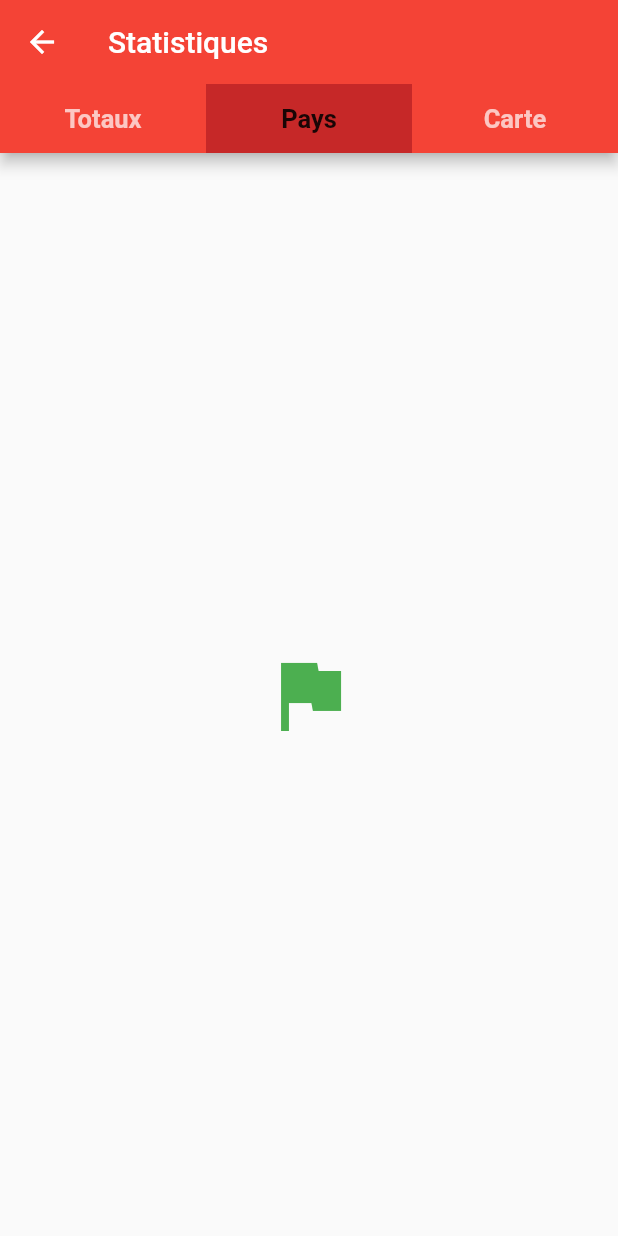
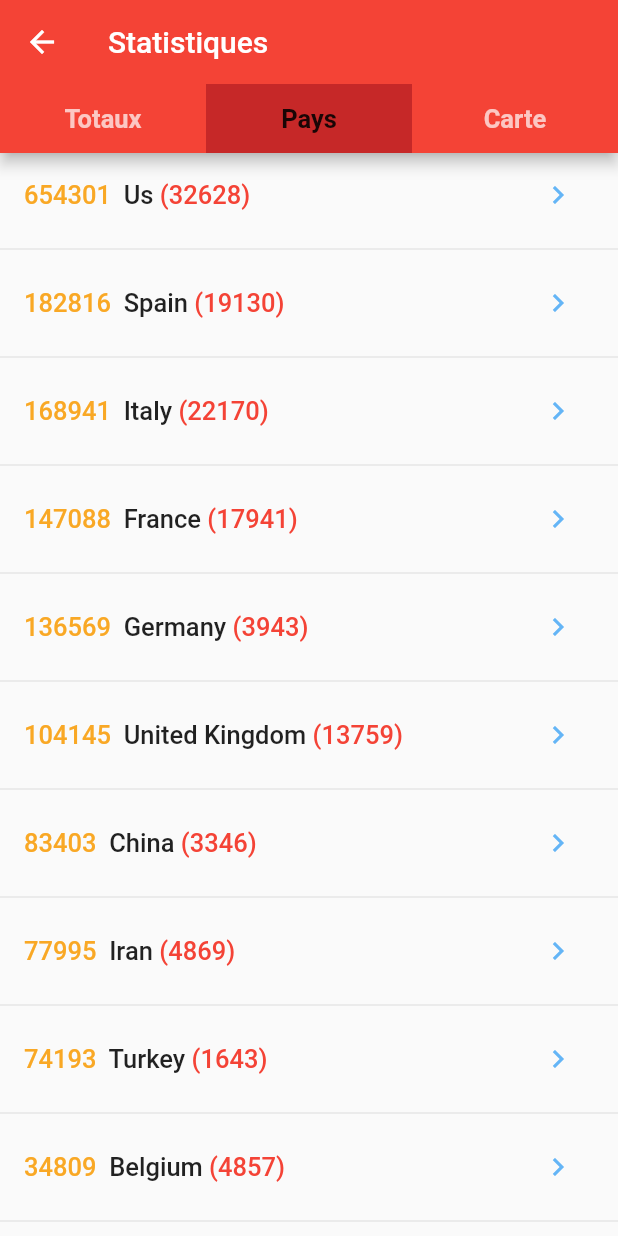
Before and after one commit to ang67/CovidApp, a Flutter app: the StatsPage screen opened by its route, tab 2 chosen, on a phone screen of 412 x 824 dp. Run offline on Flutter 3.47's test engine with Material 2 defaults, Android fonts, the phone set to English and light mode, and no system bars; our stand-ins replace carousel_slider, webview_flutter.

Commit message:
ajout d'une list statique dans  Tab pays qui conduit à un autres page pour les Details

```diff
--- a/lib/models/statsModel.dart
+++ b/lib/models/statsModel.dart
@@ -14,3 +14,22 @@
 //   Map<String, dynamic> toJson() =>
 //       {'toastConfirmed': 2000984, 'totalDeath': 128071, 'totalContry': 185};
 // }
+class Pays {
+  String name;
+  int nbConfirmed;
+  int nbDeath;
+
+  Pays(this.name, this.nbConfirmed, this.nbDeath);
+
+  String getName() {
+    return this.name;
+  }
+
+  int getNbConfirmed() {
+    return this.nbConfirmed;
+  }
+
+  int getNbDeath() {
+    return this.nbDeath;
+  }
+}
--- /dev/null
+++ b/lib/ui/screens/statsPages/countriesPage.dart
@@ -0,0 +1,79 @@
+import 'package:covidapp/models/statsModel.dart';
+import 'package:covidapp/ui/screens/statsPages/detail.dart';
+import 'package:flutter/material.dart';
+
+class CountriesTabPage extends StatefulWidget {
+  @override
+  _CountriesTabPageState createState() => _CountriesTabPageState();
+}
+
+class _CountriesTabPageState extends State<CountriesTabPage> {
+
+
+  @override
+  Widget build(BuildContext context) {
+
+    final listPays = [
+    new Pays('Us', 654301, 32628),
+    Pays('Spain', 182816, 19130),
+    Pays('Italy', 168941, 22170),
+    Pays('France', 147088, 17941),
+    Pays('Germany', 136569, 3943),
+    Pays('United Kingdom', 104145, 13759),
+    Pays('China', 83403, 3346),
+    Pays('Iran', 77995, 4869),
+    Pays('Turkey', 74193, 1643),
+    Pays('Belgium', 34809, 4857),
+    Pays('Canada', 30441, 1229),
+    Pays('Brazil', 30425, 1924),
+    Pays('Netherlands', 29383, 3327),
+    Pays('Russia', 27938, 232),
+  ];
+
+  final numItems = listPays.length;
+  Widget _buildRow(int index) {
+    index--;
+    return ListTile(
+      title: Row(
+        children: <Widget>[
+          Text('${listPays[index].getNbConfirmed()}',
+              style: Theme.of(context)
+                  .textTheme
+                  .bodyText1
+                  .copyWith(color: Colors.yellow[800])),
+          Text('  ${listPays[index].getName()}',
+              style: Theme.of(context)
+                  .textTheme
+                  .bodyText1
+                  .copyWith(color: Colors.black87)),
+          Text(' (${listPays[index].getNbDeath()})',
+              style: Theme.of(context)
+                  .textTheme
+                  .bodyText1
+                  .copyWith(color: Colors.red)),
+        ],
+      ),
+      trailing: IconButton(icon: Icon(Icons.keyboard_arrow_right), onPressed: (){
+        Navigator.push(
+          context,
+          MaterialPageRoute(
+            builder: (context) {
+              var detailScreen = DetailScreen(pays: listPays[index]);
+              return detailScreen;
+            },
+          ),
+        );
+      }, color: Theme.of(context).accentColor),
+    );
+  }
+    return ListView.builder(
+      itemCount: numItems * 2,
+
+      itemBuilder: (BuildContext context, int i) {
+        if (i.isOdd) return Divider();
+        final index = i ~/ 2 + 1;
+        return _buildRow(index);
+      },
+    );
+  }
+}
--- a/lib/ui/screens/statsPages/countriesTab.dart
+++ /dev/null
@@ -1,15 +0,0 @@
-import 'package:flutter/material.dart';
-
-class CountriesTabPage extends StatefulWidget {
-  @override
-  _CountriesTabPageState createState() => _CountriesTabPageState();
-}
-
-class _CountriesTabPageState extends State<CountriesTabPage> {
-  @override
-  Widget build(BuildContext context) {
-    return Container(
-      child: Center(child: Icon(Icons.flag, size: 64.0, color: Colors.green)),
-    );
-  }
-}
--- /dev/null
+++ b/lib/ui/screens/statsPages/detail.dart
@@ -0,0 +1,27 @@
+import 'package:covidapp/models/statsModel.dart';
+import 'package:flutter/material.dart';
+
+class DetailScreen extends StatelessWidget {
+  final Pays pays;
+  const DetailScreen({Key key, @required this.pays}) : super(key: key);
+
+
+
+  @override
+  Widget build(BuildContext context) {
+    return Scaffold(
+      appBar: AppBar(
+        title: Text('Détails'),
+      ),
+      body:Container(
+        child: Column(
+          children: <Widget>[
+            Text('${pays.getName()}'),
+            Text('${pays.getNbConfirmed()}'),
+            Text('${pays.getNbDeath()}'),
+          ],
+        )
+      ),
+    );
+  }
+}
--- a/lib/ui/screens/statsPages/statsPage.dart
+++ b/lib/ui/screens/statsPages/statsPage.dart
@@ -1,4 +1,4 @@
-import 'package:covidapp/ui/screens/statsPages/countriesTab.dart';
+import 'package:covidapp/ui/screens/statsPages/countriesPage.dart';
 import 'package:covidapp/ui/screens/statsPages/mapPage.dart';
 import 'package:covidapp/ui/screens/statsPages/totalsPage.dart';
 import 'package:flutter/material.dart';
--- a/lib/ui/screens/statsPages/totalsPage.dart
+++ b/lib/ui/screens/statsPages/totalsPage.dart
@@ -7,11 +7,13 @@ class TotalsTabPage extends StatefulWidget {
 }
 
 class _TotalsTabPageState extends State<TotalsTabPage> {
-  Total total = Total(2000984, 128071, 185);
-  final formatter = new NumberFormat("#,###");
+
 
   @override
   Widget build(BuildContext context) {
+    Total total = Total(2000984, 128071, 185);
+  final formatter = new NumberFormat("#,###");
+  print(total.getConfirmed());
     return Container(
       child: Container(
           margin: EdgeInsets.all(3),
```
